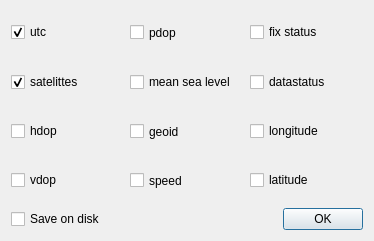
Old version of the form ui_settings.ui in the repository Mackoo/nmea2qgis.
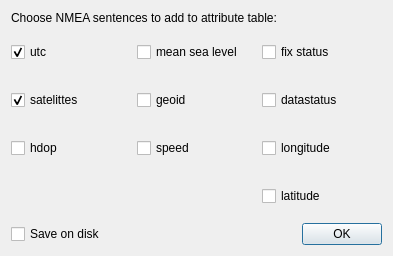
New version of the form.

The edit to the form file:
```diff
--- a/ui_settings.ui
+++ b/ui_settings.ui
@@ -6,78 +6,26 @@
    <rect>
     <x>0</x>
     <y>0</y>
-    <width>374</width>
-    <height>241</height>
+    <width>393</width>
+    <height>256</height>
    </rect>
   </property>
   <property name="windowTitle">
    <string>Dialog</string>
   </property>
   <layout class="QVBoxLayout" name="verticalLayout">
+   <item>
+    <widget class="QLabel" name="label">
+     <property name="text">
+      <string>Choose NMEA sentences to add to attribute table:</string>
+     </property>
+    </widget>
+   </item>
    <item>
     <layout class="QGridLayout" name="gridLayout_2">
      <property name="sizeConstraint">
       <enum>QLayout::SetDefaultConstraint</enum>
      </property>
-     <item row="3" column="0">
-      <widget class="QCheckBox" name="vdopCheck">
-       <property name="text">
-        <string>vdop</string>
-       </property>
-      </widget>
-     </item>
-     <item row="1" column="1">
-      <widget class="QCheckBox" name="mslCheck">
-       <property name="sizePolicy">
-        <sizepolicy hsizetype="Minimum" vsizetype="Expanding">
-         <horstretch>0</horstretch>
-         <verstretch>0</verstretch>
-        </sizepolicy>
-       </property>
-       <property name="text">
-        <string>mean sea level</string>
-       </property>
-      </widget>
-     </item>
-     <item row="0" column="1">
-      <widget class="QCheckBox" name="pdopCheck">
-       <property name="sizePolicy">
-        <sizepolicy hsizetype="Minimum" vsizetype="Expanding">
-         <horstretch>0</horstretch>
-         <verstretch>0</verstretch>
-        </sizepolicy>
-       </property>
-       <property name="text">
-        <string>pdop</string>
-       </property>
-      </widget>
-     </item>
-     <item row="3" column="1">
-      <widget class="QCheckBox" name="speedCheck">
-       <property name="sizePolicy">
-        <sizepolicy hsizetype="Minimum" vsizetype="Expanding">
-         <horstretch>0</horstretch>
-         <verstretch>0</verstretch>
-        </sizepolicy>
-       </property>
-       <property name="text">
-        <string>speed</string>
-       </property>
-      </widget>
-     </item>
-     <item row="2" column="1">
-      <widget class="QCheckBox" name="geoidCheck">
-       <property name="sizePolicy">
-        <sizepolicy hsizetype="Minimum" vsizetype="Expanding">
-         <horstretch>0</horstretch>
-         <verstretch>0</verstretch>
-        </sizepolicy>
-       </property>
-       <property name="text">
-        <string>geoid</string>
-       </property>
-      </widget>
-     </item>
      <item row="2" column="0">
       <widget class="QCheckBox" name="hdopCheck">
        <property name="text">
@@ -137,11 +85,56 @@
      </item>
      <item row="3" column="2">
       <widget class="QCheckBox" name="latCheck">
+       <property name="sizePolicy">
+        <sizepolicy hsizetype="Minimum" vsizetype="Expanding">
+         <horstretch>0</horstretch>
+         <verstretch>0</verstretch>
+        </sizepolicy>
+       </property>
        <property name="text">
         <string>latitude</string>
        </property>
       </widget>
      </item>
+     <item row="0" column="1">
+      <widget class="QCheckBox" name="mslCheck">
+       <property name="sizePolicy">
+        <sizepolicy hsizetype="Minimum" vsizetype="Expanding">
+         <horstretch>0</horstretch>
+         <verstretch>0</verstretch>
+        </sizepolicy>
+       </property>
+       <property name="text">
+        <string>mean sea level</string>
+       </property>
+      </widget>
+     </item>
+     <item row="1" column="1">
+      <widget class="QCheckBox" name="geoidCheck">
+       <property name="sizePolicy">
+        <sizepolicy hsizetype="Minimum" vsizetype="Expanding">
+         <horstretch>0</horstretch>
+         <verstretch>0</verstretch>
+        </sizepolicy>
+       </property>
+       <property name="text">
+        <string>geoid</string>
+       </property>
+      </widget>
+     </item>
+     <item row="2" column="1">
+      <widget class="QCheckBox" name="speedCheck">
+       <property name="sizePolicy">
+        <sizepolicy hsizetype="Minimum" vsizetype="Expanding">
+         <horstretch>0</horstretch>
+         <verstretch>0</verstretch>
+        </sizepolicy>
+       </property>
+       <property name="text">
+        <string>speed</string>
+       </property>
+      </widget>
+     </item>
     </layout>
    </item>
    <item>
```
